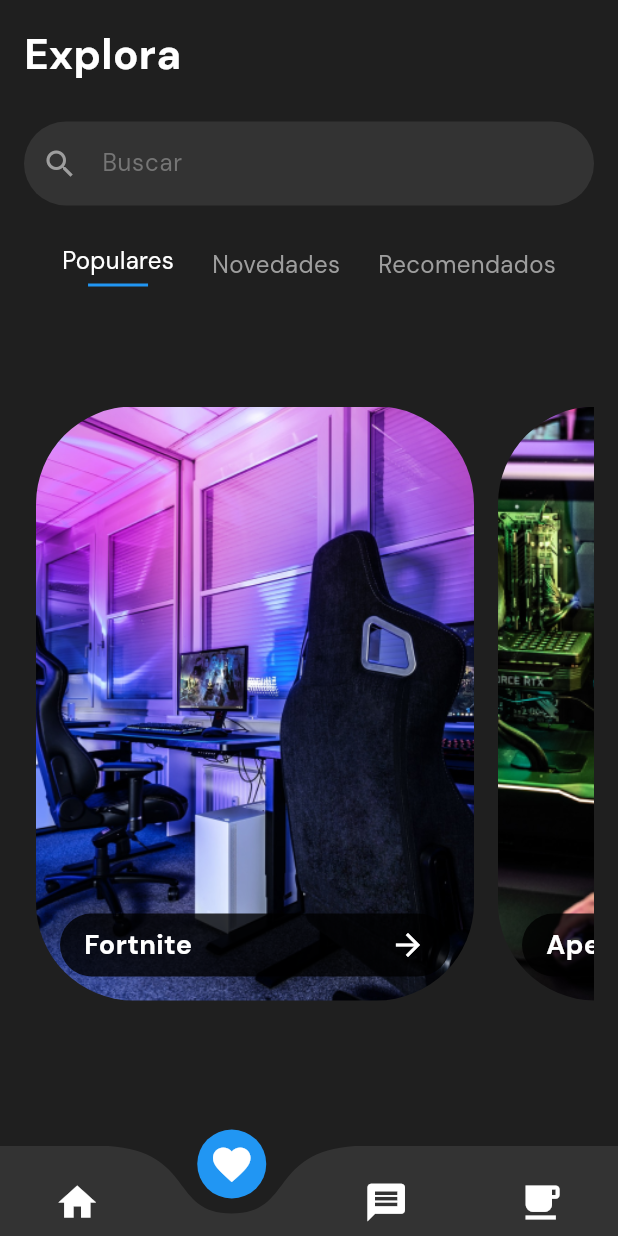
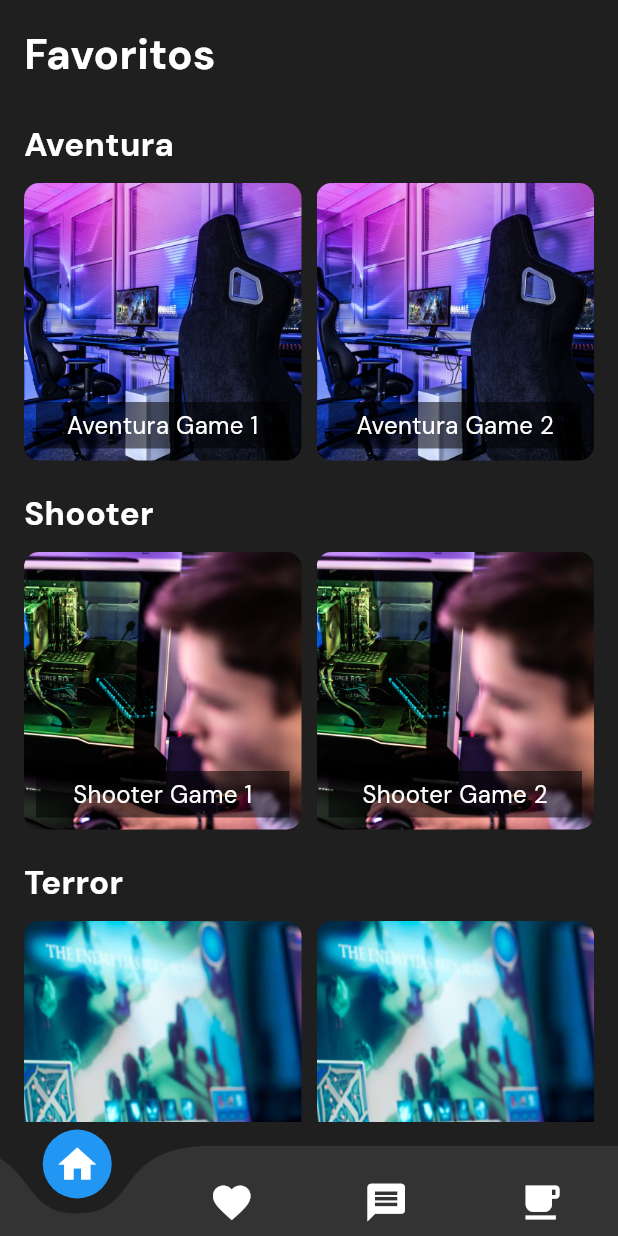
Before and after one commit to AlejandroSanmiguel22/games_api, a Flutter app: the HomeScreen screen opened directly, item 2 of the bottom bar chosen, on a phone screen of 412 x 824 dp. Run offline on Flutter 3.47's test engine with Material 3 defaults, Android fonts, the phone set to English and light mode, and no system bars; drawn by our look-alikes of curved_navigation_bar; our stand-ins replace google_fonts.

Commit message:
search and favorite

```diff
--- /dev/null
+++ b/lib/presentation/screens/favorite/favorite.dart
@@ -0,0 +1,193 @@
+import 'package:flutter/material.dart';
+import 'package:google_fonts/google_fonts.dart';
+import 'package:curved_navigation_bar/curved_navigation_bar.dart';
+import 'package:games_api/presentation/screens/home/home.dart';
+import 'package:games_api/presentation/screens/search/search.dart';
+
+
+class FavoritePage extends StatefulWidget {
+  const FavoritePage({super.key});
+
+  @override
+  _FavoritePageState createState() => _FavoritePageState();
+}
+
+class _FavoritePageState extends State<FavoritePage> {
+  int _selectedTabIndex = 0;
+
+  final Map<String, List<Map<String, String>>> _imagesByTab = {
+    'Aventura': [
+      {'name': 'Aventura Game 1', 'image': 'assets/imgOnboarding.png'},
+      {'name': 'Aventura Game 2', 'image': 'assets/imgOnboarding.png'},
+    ],
+    'Shooter': [
+      {'name': 'Shooter Game 1', 'image': 'assets/imgOnboarding_two.png'},
+      {'name': 'Shooter Game 2', 'image': 'assets/imgOnboarding_two.png'},
+    ],
+    'Terror': [
+      {'name': 'Horror Game 1', 'image': 'assets/imgOnboarding_three.png'},
+      {'name': 'Horror Game 2', 'image': 'assets/imgOnboarding_three.png'},
+    ],
+  };
+
+  @override
+  Widget build(BuildContext context) {
+    return Scaffold(
+      backgroundColor: const Color(0xFF1F1F1F),
+      body: SafeArea(
+        child: Padding(
+          padding: const EdgeInsets.all(16.0),
+          child: Column(
+            crossAxisAlignment: CrossAxisAlignment.start,
+            children: [
+              _buildHeader(),
+              const SizedBox(height: 25.0),
+              Expanded(child: _buildImages()),
+            ],
+          ),
+        ),
+      ),
+      bottomNavigationBar: _buildBottomNavigationBar(context),
+    );
+  }
+
+  Widget _buildHeader() {
+    return Text(
+      'Favoritos',
+      style: GoogleFonts.dmSans(
+        fontSize: 28,
+        fontWeight: FontWeight.bold,
+        color: Colors.white,
+      ),
+    );
+  }
+
+  Widget _buildTab(String text, {required int index}) {
+    bool isSelected = _selectedTabIndex == index;
+    return GestureDetector(
+      onTap: () {
+        setState(() {
+          _selectedTabIndex = index;
+        });
+      },
+      child: Column(
+        children: [
+          Text(
+            text,
+            style: GoogleFonts.dmSans(
+              fontSize: 16,
+              color: isSelected ? Colors.white : Colors.grey,
+            ),
+          ),
+          if (isSelected)
+            Container(
+              margin: const EdgeInsets.only(top: 4.0),
+              height: 2.0,
+              width: 40.0,
+              color: Colors.blue,
+            ),
+        ],
+      ),
+    );
+  }
+
+  Widget _buildImages() {
+    return SingleChildScrollView(
+      child: Column(
+        crossAxisAlignment: CrossAxisAlignment.start,
+        children: _imagesByTab.keys.map((tab) {
+          return Column(
+            crossAxisAlignment: CrossAxisAlignment.start,
+            children: [
+              Text(
+                tab,
+                style: GoogleFonts.dmSans(
+                  fontSize: 22,
+                  fontWeight: FontWeight.bold,
+                  color: Colors.white,
+                ),
+              ),
+              const SizedBox(height: 10.0),
+              GridView.builder(
+                shrinkWrap: true,
+                physics: const NeverScrollableScrollPhysics(),
+                gridDelegate: const SliverGridDelegateWithFixedCrossAxisCount(
+                  crossAxisCount: 2,
+                  crossAxisSpacing: 10,
+                  mainAxisSpacing: 10,
+                ),
+                itemCount: _imagesByTab[tab]!.length,
+                itemBuilder: (context, index) {
+                  return Stack(
+                    children: [
+                      ClipRRect(
+                        borderRadius: BorderRadius.circular(10.0),
+                        child: Image.asset(
+                          _imagesByTab[tab]![index]['image']!,
+                          fit: BoxFit.cover,
+                          width: double.infinity,
+                          height: double.infinity,
+                        ),
+                      ),
+                      Positioned(
+                        bottom: 8.0,
+                        left: 8.0,
+                        right: 8.0,
+                        child: Container(
+                          color: Colors.black54,
+                          padding: const EdgeInsets.all(4.0),
+                          child: Text(
+                            _imagesByTab[tab]![index]['name']!,
+                            style: GoogleFonts.dmSans(
+                              fontSize: 16,
+                              color: Colors.white,
+                            ),
+                            textAlign: TextAlign.center,
+                          ),
+                        ),
+                      ),
+                    ],
+                  );
+                },
+              ),
+              const SizedBox(height: 20.0),
+            ],
+          );
+        }).toList(),
+      ),
+    );
+  }
+
+  Widget _buildBottomNavigationBar(BuildContext context) {
+    return CurvedNavigationBar(
+      backgroundColor: const Color(0xFF1F1F1F),
+      color: const Color(0xFF333333),
+      buttonBackgroundColor: Colors.blue,
+      height: 60,
+      items: const <Widget>[
+        Icon(Icons.home, size: 30, color: Colors.white),
+        Icon(Icons.favorite, size: 30, color: Colors.white),
+        Icon(Icons.message, size: 30, color: Colors.white),
+        Icon(Icons.local_cafe, size: 30, color: Colors.white),
+      ],
+      onTap: (index) {
+        if (index == 0) {
+          Navigator.push(
+            context,
+            MaterialPageRoute(builder: (context) => HomeScreen()),
+          );
+        } else if (index == 1) {
+          Navigator.push(
+            context,
+            MaterialPageRoute(builder: (context) => const FavoritePage()),
+          );
+        }else if(index == 2){
+            Navigator.push(
+            context,
+            MaterialPageRoute(builder: (context) => const SearchScreen()),
+          );
+        }
+      },
+    );
+  }
+}
```
Also changed, not shown: lib/presentation/screens/home/home.dart (+16 -3 lines), lib/presentation/screens/search/search.dart (added, +132 -0 lines), pubspec.lock.
